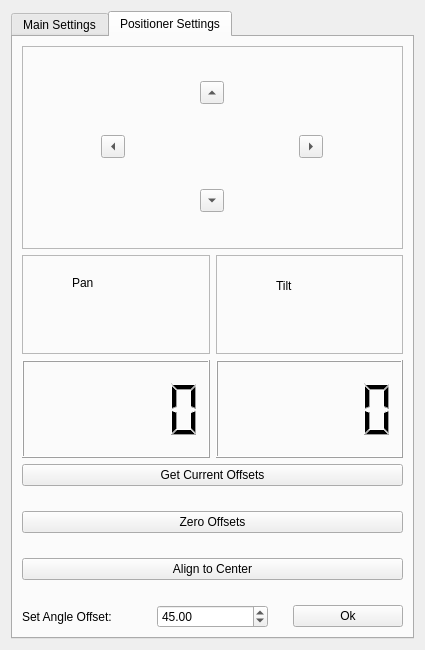
Above: settings_ui.ui from Wireless-Research-Tester/Automated-Wireless-Research-Tester before the change. Below: the same form after it.
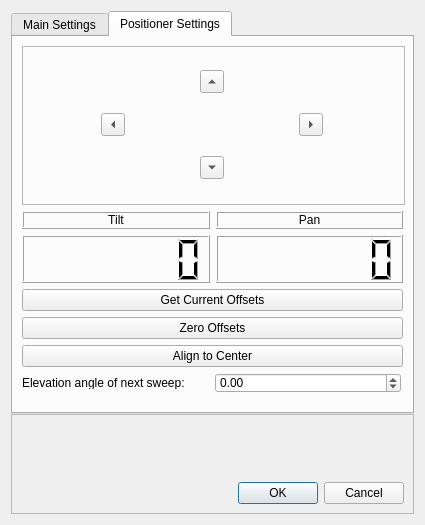
That is the form after the change. The open tabs and pages were chosen to show the change.

Commit message:
Updated ui, gui app, meas_ctrl, positioner, packet_parser files
Adjusted SettingsWindow layout and geometry, connected ok|cancel and close buttons, connected Settings button, threaded mc_run and connected to play button, adjusted meas_display geometry, adjusted signals in measurement_ctrl positioner and packet_parser

Diff of the .ui file:
```diff
--- a/settings_ui.ui
+++ b/settings_ui.ui
@@ -7,13 +7,13 @@
     <x>0</x>
     <y>0</y>
     <width>425</width>
-    <height>650</height>
+    <height>525</height>
    </rect>
   </property>
   <property name="minimumSize">
    <size>
     <width>425</width>
-    <height>650</height>
+    <height>525</height>
    </size>
   </property>
   <property name="windowTitle">
@@ -553,66 +553,6 @@
          </item>
         </layout>
        </item>
-       <item>
-        <widget class="QFrame" name="settings_bttns_frame_4">
-         <property name="sizePolicy">
-          <sizepolicy hsizetype="Minimum" vsizetype="Minimum">
-           <horstretch>0</horstretch>
-           <verstretch>0</verstretch>
-          </sizepolicy>
-         </property>
-         <property name="minimumSize">
-          <size>
-           <width>0</width>
-           <height>100</height>
-          </size>
-         </property>
-         <property name="maximumSize">
-          <size>
-           <width>16777215</width>
-           <height>100</height>
-          </size>
-         </property>
-         <property name="frameShape">
-          <enum>QFrame::StyledPanel</enum>
-         </property>
-         <property name="frameShadow">
-          <enum>QFrame::Raised</enum>
-         </property>
-         <layout class="QVBoxLayout" name="verticalLayout">
-          <property name="spacing">
-           <number>0</number>
-          </property>
-          <property name="topMargin">
-           <number>0</number>
-          </property>
-          <item>
-           <spacer name="verticalSpacer">
-            <property name="orientation">
-             <enum>Qt::Vertical</enum>
-            </property>
-            <property name="sizeHint" stdset="0">
-             <size>
-              <width>20</width>
-              <height>40</height>
-             </size>
-            </property>
-           </spacer>
-          </item>
-          <item>
-           <layout class="QHBoxLayout" name="horizontalLayout">
-            <item>
-             <widget class="QDialogButtonBox" name="buttonBox">
-              <property name="standardButtons">
-               <set>QDialogButtonBox::Cancel|QDialogButtonBox::Ok</set>
-              </property>
-             </widget>
-            </item>
-           </layout>
-          </item>
-         </layout>
-        </widget>
-       </item>
       </layout>
      </widget>
      <widget class="QWidget" name="positioner_tab_4">
@@ -620,6 +560,9 @@
        <string>Positioner Settings</string>
       </attribute>
       <layout class="QVBoxLayout" name="verticalLayout_10">
+       <property name="spacing">
+        <number>6</number>
+       </property>
        <item>
         <widget class="QFrame" name="arrows_frame_4">
          <property name="sizePolicy">
@@ -628,6 +571,12 @@
            <verstretch>0</verstretch>
           </sizepolicy>
          </property>
+         <property name="minimumSize">
+          <size>
+           <width>383</width>
+           <height>159</height>
+          </size>
+         </property>
          <property name="focusPolicy">
           <enum>Qt::NoFocus</enum>
          </property>
@@ -698,66 +647,73 @@
        </item>
        <item>
         <layout class="QGridLayout" name="pos_display_layout_4">
-         <item row="0" column="0">
-          <widget class="QFrame" name="pan_frame_4">
-           <property name="frameShape">
-            <enum>QFrame::StyledPanel</enum>
+         <item row="4" column="0">
+          <widget class="QLCDNumber" name="pan_lcdNumber_4">
+           <property name="minimumSize">
+            <size>
+             <width>188</width>
+             <height>48</height>
+            </size>
            </property>
-           <property name="frameShadow">
-            <enum>QFrame::Sunken</enum>
+           <property name="smallDecimalPoint">
+            <bool>false</bool>
            </property>
-           <widget class="QLabel" name="pan_label_4">
-            <property name="geometry">
-             <rect>
-              <x>50</x>
-              <y>20</y>
-              <width>31</width>
-              <height>16</height>
-             </rect>
-            </property>
-            <property name="text">
-             <string>Pan</string>
-            </property>
-           </widget>
+           <property name="digitCount">
+            <number>7</number>
+           </property>
+           <property name="value" stdset="0">
+            <double>0.000000000000000</double>
+           </property>
           </widget>
          </item>
-         <item row="1" column="1">
+         <item row="4" column="1">
           <widget class="QLCDNumber" name="tilt_lcdNumber_4">
+           <property name="minimumSize">
+            <size>
+             <width>187</width>
+             <height>48</height>
+            </size>
+           </property>
            <property name="smallDecimalPoint">
-            <bool>true</bool>
+            <bool>false</bool>
+           </property>
+           <property name="digitCount">
+            <number>7</number>
            </property>
            <property name="segmentStyle">
             <enum>QLCDNumber::Filled</enum>
            </property>
           </widget>
          </item>
-         <item row="0" column="1">
-          <widget class="QFrame" name="tilt_frame_4">
+         <item row="3" column="1">
+          <widget class="QLabel" name="pan_label_4">
            <property name="frameShape">
-            <enum>QFrame::StyledPanel</enum>
+            <enum>QFrame::Box</enum>
            </property>
            <property name="frameShadow">
-            <enum>QFrame::Sunken</enum>
+            <enum>QFrame::Raised</enum>
            </property>
-           <widget class="QLabel" name="tilt_label_4">
-            <property name="geometry">
-             <rect>
-              <x>60</x>
-              <y>20</y>
-              <width>21</width>
-              <height>21</height>
-             </rect>
-            </property>
-            <property name="text">
-             <string>Tilt</string>
-            </property>
-           </widget>
+           <property name="text">
+            <string>Pan</string>
+           </property>
+           <property name="alignment">
+            <set>Qt::AlignCenter</set>
+           </property>
           </widget>
          </item>
-         <item row="1" column="0">
-          <widget class="QLCDNumber" name="pan_lcdNumber_4">
-           <property name="smallDecimalPoint">
-            <bool>true</bool>
+         <item row="3" column="0">
+          <widget class="QLabel" name="tilt_label_4">
+           <property name="frameShape">
+            <enum>QFrame::Box</enum>
+           </property>
+           <property name="frameShadow">
+            <enum>QFrame::Raised</enum>
+           </property>
+           <property name="text">
+            <string>Tilt</string>
+           </property>
+           <property name="alignment">
+            <set>Qt::AlignCenter</set>
            </property>
           </widget>
          </item>
@@ -766,7 +722,7 @@
        <item>
         <layout class="QVBoxLayout" name="offsetBttns_layout_4">
          <property name="spacing">
-          <number>25</number>
+          <number>6</number>
          </property>
          <item>
           <widget class="QPushButton" name="getCurrentOffsets_Button_4">
@@ -790,9 +746,46 @@
           </widget>
          </item>
          <item>
-          <layout class="QGridLayout" name="gridLayout_3">
-           <item row="0" column="1">
+          <layout class="QHBoxLayout" name="horizontalLayout_2">
+           <item>
+            <widget class="QLabel" name="label_2">
+             <property name="sizePolicy">
+              <sizepolicy hsizetype="Preferred" vsizetype="Fixed">
+               <horstretch>0</horstretch>
+               <verstretch>0</verstretch>
+              </sizepolicy>
+             </property>
+             <property name="minimumSize">
+              <size>
+               <width>187</width>
+               <height>13</height>
+              </size>
+             </property>
+             <property name="maximumSize">
+              <size>
+               <width>187</width>
+               <height>13</height>
+              </size>
+             </property>
+             <property name="text">
+              <string>Elevation angle of next sweep: </string>
+             </property>
+            </widget>
+           </item>
+           <item>
             <widget class="QDoubleSpinBox" name="AngleOffdoubleSpinBox_2">
+             <property name="minimumSize">
+              <size>
+               <width>186</width>
+               <height>20</height>
+              </size>
+             </property>
+             <property name="maximumSize">
+              <size>
+               <width>186</width>
+               <height>20</height>
+              </size>
+             </property>
              <property name="minimum">
               <double>-90.000000000000000</double>
              </property>
@@ -803,21 +796,7 @@
               <double>0.010000000000000</double>
              </property>
              <property name="value">
-              <double>45.000000000000000</double>
-             </property>
-            </widget>
-           </item>
-           <item row="0" column="0">
-            <widget class="QLabel" name="label_2">
-             <property name="text">
-              <string>Set Angle Offset: </string>
-             </property>
-            </widget>
-           </item>
-           <item row="0" column="2">
-            <widget class="QPushButton" name="pushButton_2">
-             <property name="text">
-              <string>Ok</string>
+              <double>0.000000000000000</double>
              </property>
             </widget>
            </item>
@@ -825,10 +804,89 @@
          </item>
         </layout>
        </item>
+       <item>
+        <spacer name="verticalSpacer_2">
+         <property name="orientation">
+          <enum>Qt::Vertical</enum>
+         </property>
+         <property name="sizeType">
+          <enum>QSizePolicy::Expanding</enum>
+         </property>
+         <property name="sizeHint" stdset="0">
+          <size>
+           <width>20</width>
+           <height>40</height>
+          </size>
+         </property>
+        </spacer>
+       </item>
       </layout>
      </widget>
     </widget>
    </item>
+   <item>
+    <widget class="QFrame" name="settings_bttns_frame_4">
+     <property name="sizePolicy">
+      <sizepolicy hsizetype="Minimum" vsizetype="Minimum">
+       <horstretch>0</horstretch>
+       <verstretch>0</verstretch>
+      </sizepolicy>
+     </property>
+     <property name="minimumSize">
+      <size>
+       <width>0</width>
+       <height>100</height>
+      </size>
+     </property>
+     <property name="maximumSize">
+      <size>
+       <width>16777215</width>
+       <height>100</height>
+      </size>
+     </property>
+     <property name="frameShape">
+      <enum>QFrame::StyledPanel</enum>
+     </property>
+     <property name="frameShadow">
+      <enum>QFrame::Raised</enum>
+     </property>
+     <layout class="QVBoxLayout" name="verticalLayout">
+      <property name="spacing">
+       <number>0</number>
+      </property>
+      <property name="topMargin">
+       <number>0</number>
+      </property>
+      <item>
+       <spacer name="verticalSpacer">
+        <property name="orientation">
+         <enum>Qt::Vertical</enum>
+        </property>
+        <property name="sizeType">
+         <enum>QSizePolicy::Expanding</enum>
+        </property>
+        <property name="sizeHint" stdset="0">
+         <size>
+          <width>20</width>
+          <height>40</height>
+         </size>
+        </property>
+       </spacer>
+      </item>
+      <item>
+       <layout class="QHBoxLayout" name="horizontalLayout">
+        <item>
+         <widget class="QDialogButtonBox" name="buttonBox">
+          <property name="standardButtons">
+           <set>QDialogButtonBox::Cancel|QDialogButtonBox::Ok</set>
+          </property>
+         </widget>
+        </item>
+       </layout>
+      </item>
+     </layout>
+    </widget>
+   </item>
   </layout>
  </widget>
  <resources/>
```
Left out of the diff: 211 changed lines with no effect on the pictures. The commit also changes 6 other files.
